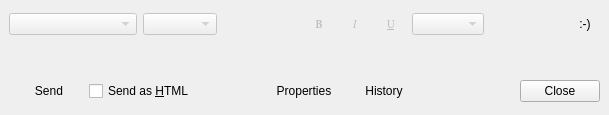
Before: the Qt Designer form modules/chat/rzxchatui_mac.ui in Fruneau/qRezix, drawn with Qt 5.
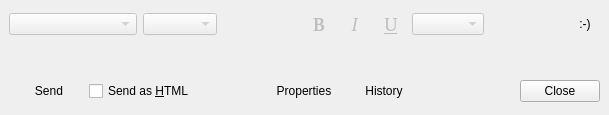
After: the same form once the commit is applied. Custom widgets are drawn as their Qt base class.

Commit message: Legere amelioration sur mac

Patch:
```diff
--- a/modules/chat/rzxchatui_mac.ui
+++ b/modules/chat/rzxchatui_mac.ui
@@ -118,8 +118,8 @@
        </property>
        <property name="font" >
         <font>
-         <family>Terminal [Bitstream]</family>
-         <pointsize>8</pointsize>
+         <family></family>
+         <pointsize>14</pointsize>
          <weight>75</weight>
          <italic>false</italic>
          <bold>true</bold>
@@ -157,8 +157,8 @@
        </property>
        <property name="font" >
         <font>
-         <family>Terminal [Bitstream]</family>
-         <pointsize>8</pointsize>
+         <family></family>
+         <pointsize>14</pointsize>
          <weight>50</weight>
          <italic>true</italic>
          <bold>false</bold>
@@ -196,8 +196,8 @@
        </property>
        <property name="font" >
         <font>
-         <family>Terminal [Bitstream]</family>
-         <pointsize>8</pointsize>
+         <family></family>
+         <pointsize>14</pointsize>
          <weight>50</weight>
          <italic>false</italic>
          <bold>false</bold>
```
